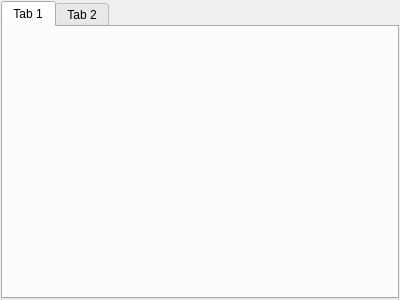
Old version of the form view/MainPage/ui/controltabwidget.ui in the repository sen2222/BSDToolGather-2.0.
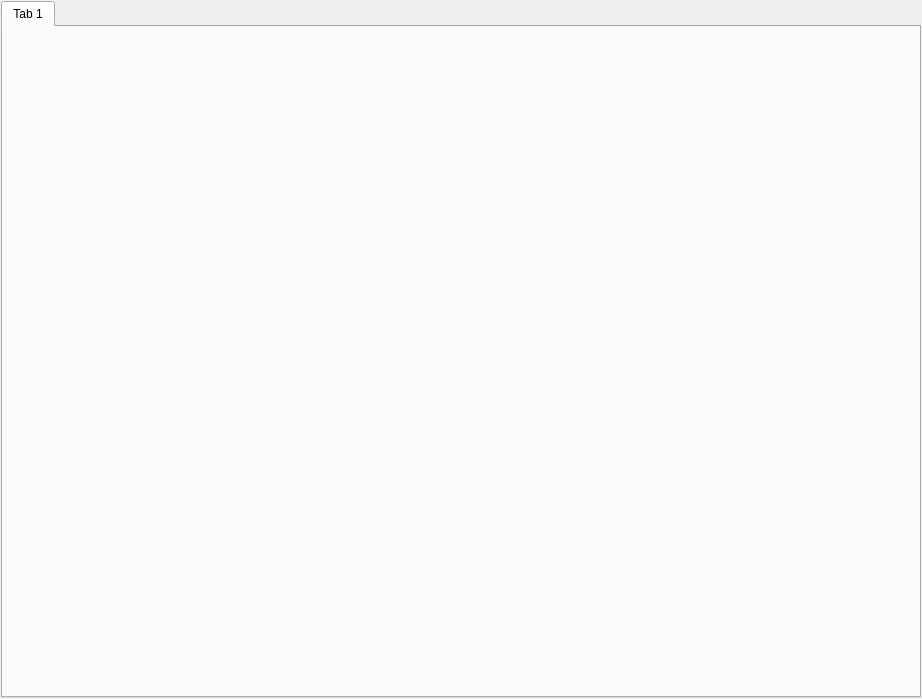
New version of the form.

Diff of the .ui file:
```diff
--- a/view/MainPage/ui/controltabwidget.ui
+++ b/view/MainPage/ui/controltabwidget.ui
@@ -6,8 +6,8 @@
    <rect>
     <x>0</x>
     <y>0</y>
-    <width>400</width>
-    <height>300</height>
+    <width>922</width>
+    <height>699</height>
    </rect>
   </property>
   <property name="windowTitle">
@@ -39,11 +39,6 @@
        <string>Tab 1</string>
       </attribute>
      </widget>
-     <widget class="QWidget" name="TEST_2">
-      <attribute name="title">
-       <string>Tab 2</string>
-      </attribute>
-     </widget>
     </widget>
    </item>
   </layout>
```
Left out of the diff: 5 changed lines with no effect on the pictures.
